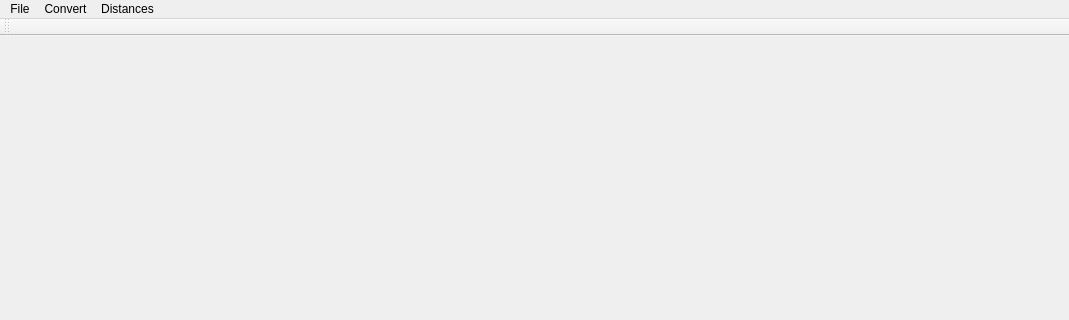
This is App QT/ComputerVisionApplication.ui in DanielOlivaresl/Computer-Vision-Labs as Qt 5 draws it before an edit; both pictures show x 0 to 1069 and y 0 to 320 of the 1069 by 557 pixel window. The edited form follows.
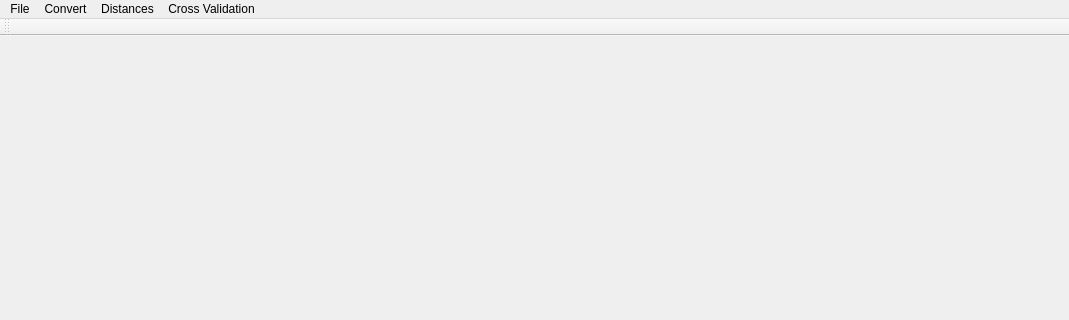
This is the edited form.

```diff
--- a/App QT/ComputerVisionApplication.ui
+++ b/App QT/ComputerVisionApplication.ui
@@ -68,9 +68,16 @@
     <addaction name="actionMax_Probabiltiy"/>
     <addaction name="actionKNN"/>
    </widget>
+   <widget class="QMenu" name="menuCross_Validation">
+    <property name="title">
+     <string>Cross Validation</string>
+    </property>
+    <addaction name="actionVisualize_Plots"/>
+   </widget>
    <addaction name="menu"/>
    <addaction name="menuConvert"/>
    <addaction name="menuDistances"/>
+   <addaction name="menuCross_Validation"/>
   </widget>
   <widget class="QToolBar" name="mainToolBar">
    <attribute name="toolBarArea">
```
Left out of the diff: 5 changed lines with no effect on the pictures.
